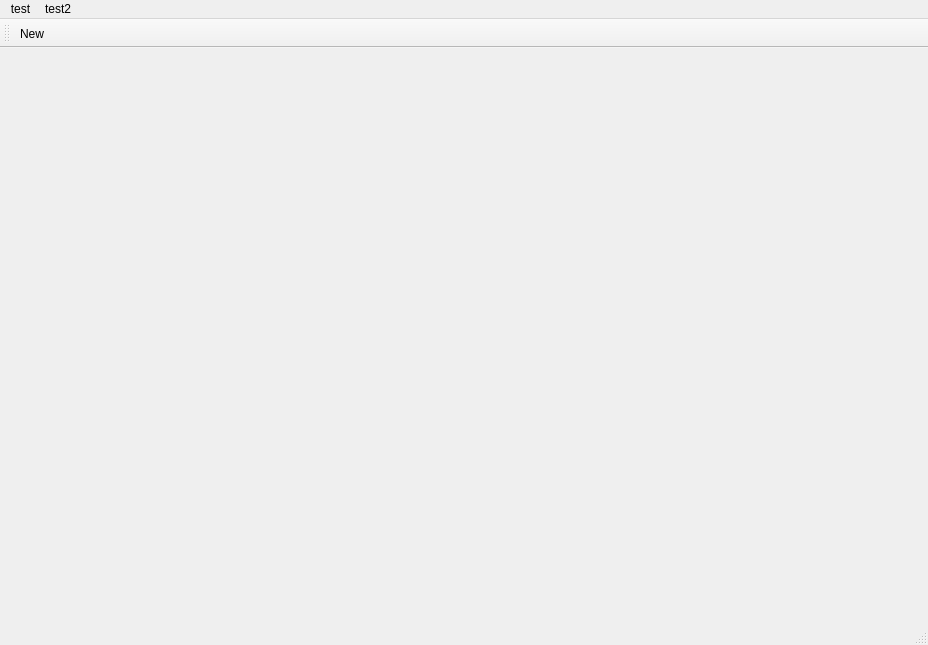
Qt form projects/ores.qt/main_window.ui (OreStudio/OreStudio) before a commit.
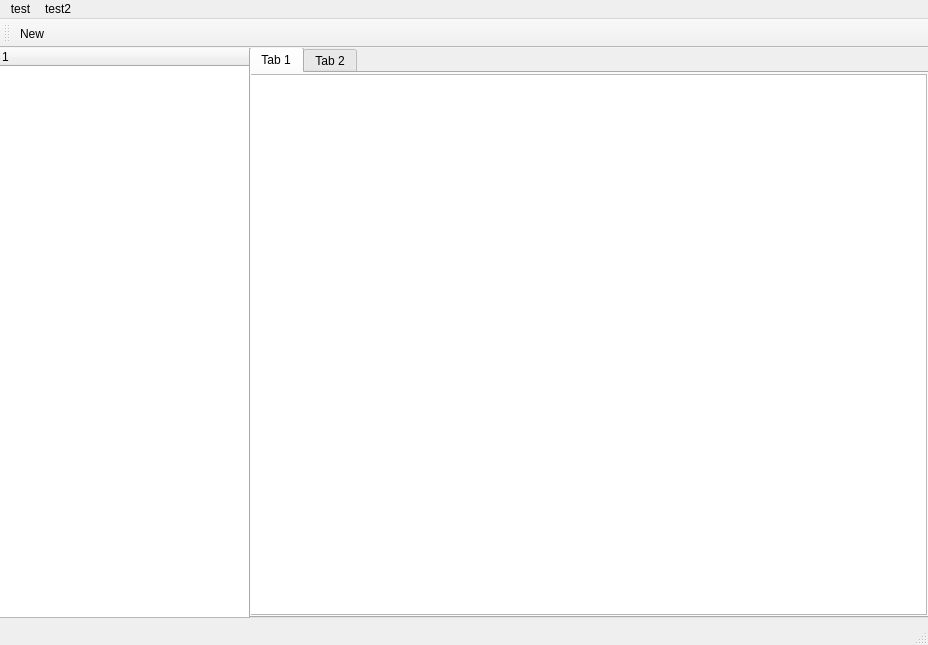
The same form after that commit. Icons and pictures are not drawn.

Commit message: qt: start work on containing structure

The edit to the form file:
```diff
--- a/projects/ores.qt/main_window.ui
+++ b/projects/ores.qt/main_window.ui
@@ -13,7 +13,65 @@
   <property name="windowTitle">
    <string>MainWindow</string>
   </property>
-  <widget class="QWidget" name="centralwidget"/>
+  <widget class="QWidget" name="centralwidget">
+   <widget class="QWidget" name="horizontalLayoutWidget">
+    <property name="geometry">
+     <rect>
+      <x>-1</x>
+      <y>-1</y>
+      <width>251</width>
+      <height>571</height>
+     </rect>
+    </property>
+    <layout class="QHBoxLayout" name="horizontalLayout">
+     <item>
+      <widget class="QTreeWidget" name="treeWidget">
+       <column>
+        <property name="text">
+         <string notr="true">1</string>
+        </property>
+       </column>
+      </widget>
+     </item>
+    </layout>
+   </widget>
+   <widget class="QWidget" name="horizontalLayoutWidget_2">
+    <property name="geometry">
+     <rect>
+      <x>249</x>
+      <y>-1</y>
+      <width>681</width>
+      <height>571</height>
+     </rect>
+    </property>
+    <layout class="QHBoxLayout" name="horizontalLayout_2">
+     <item>
+      <widget class="QTabWidget" name="tabWidget">
+       <widget class="QWidget" name="tab">
+        <attribute name="title">
+         <string>Tab 1</string>
+        </attribute>
+        <widget class="QListView" name="listView">
+         <property name="geometry">
+          <rect>
+           <x>-5</x>
+           <y>1</y>
+           <width>681</width>
+           <height>541</height>
+          </rect>
+         </property>
+        </widget>
+       </widget>
+       <widget class="QWidget" name="tab_2">
+        <attribute name="title">
+         <string>Tab 2</string>
+        </attribute>
+       </widget>
+      </widget>
+     </item>
+    </layout>
+   </widget>
+  </widget>
   <widget class="QMenuBar" name="menubar">
    <property name="geometry">
     <rect>
```
The commit also changes 1 other file.
